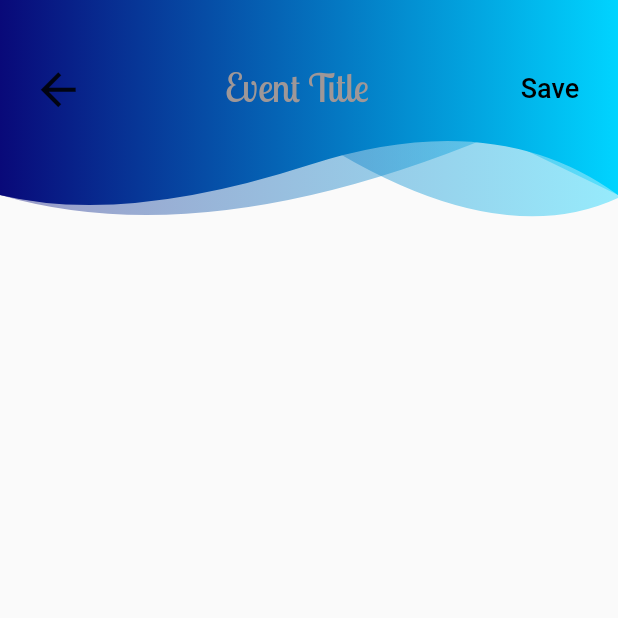
After one commit to AlikKostandov/event-creater, a Flutter app: the CreateEvent screen opened by its route, on a phone screen of 412 x 824 dp, the top half of it. The commit adds this screen. Run offline on Flutter 3.47's test engine with Material 2 defaults, Android fonts, the phone set to English and light mode, and no system bars; our stand-ins replace firebase_auth, firebase_core; accounts and stored records are empty; network calls fail.

Commit message:
@feature task-20 add page for create events

```diff
--- a/lib/main.dart
+++ b/lib/main.dart
@@ -1,6 +1,7 @@
 import 'dart:async';
 
 import 'package:event_creater/firebase_options.dart';
+import 'package:event_creater/pages/create_event_page.dart';
 import 'package:event_creater/pages/home_page.dart';
 import 'package:firebase_auth/firebase_auth.dart';
 import 'package:firebase_core/firebase_core.dart';
@@ -67,7 +68,8 @@ class _MyAppState extends State<MyApp> {
         routes: {
           '/login': (context) => const Login(),
           '/registry': (context) => const Registry(),
-          '/home': (context) => const Home()
+          '/home': (context) => const Home(),
+          '/add': (context) => const CreateEvent()
         });
   }
 }
--- /dev/null
+++ b/lib/pages/create_event_page.dart
@@ -0,0 +1,66 @@
+import 'package:flutter/cupertino.dart';
+import 'package:flutter/material.dart';
+
+import '../widgets/header_widget.dart';
+
+class CreateEvent extends StatefulWidget {
+  const CreateEvent({super.key});
+
+  @override
+  State<CreateEvent> createState() => _CreateEventState();
+}
+
+class _CreateEventState extends State<CreateEvent> {
+  final double _headerHeight = 150;
+  final TextEditingController _titleController = TextEditingController();
+
+  @override
+  Widget build(BuildContext context) {
+    return Scaffold(
+        body: Column(
+      children: [
+        //Header
+        Stack(children: <Widget>[
+          SizedBox(
+            height: _headerHeight,
+            child: HeaderWidget(
+                _headerHeight), //let's create a common header widget
+          ),
+          Padding(
+            padding: const EdgeInsets.only(top: 30.0),
+            child: Row(
+              mainAxisAlignment: MainAxisAlignment.spaceAround,
+              crossAxisAlignment: CrossAxisAlignment.center,
+              children: [
+                IconButton(
+                    onPressed: () => Navigator.pop(context),
+                    icon: const Icon(Icons.arrow_back, size: 35.0)),
+                Container(
+                  width: 220.0,
+                  child: TextField(
+                    controller: _titleController,
+                    textAlign: TextAlign.center,
+                    decoration: const InputDecoration(
+                        hintText: 'Event Title',
+                        hintStyle: TextStyle(color: Color(0xFF9F9797)),
+                        border: InputBorder.none),
+                    style: const TextStyle(
+                        fontSize: 26.0,
+                        fontFamily: 'Lobster',
+                        color: Colors.white),
+                  ),
+                ),
+                TextButton(
+                    onPressed: () => print('awd'),
+                    child: const Text(
+                      'Save',
+                      style: TextStyle(color: Colors.black, fontSize: 18.0),
+                    ))
+              ],
+            ),
+          ),
+        ]),
+      ],
+    ));
+  }
+}
```
